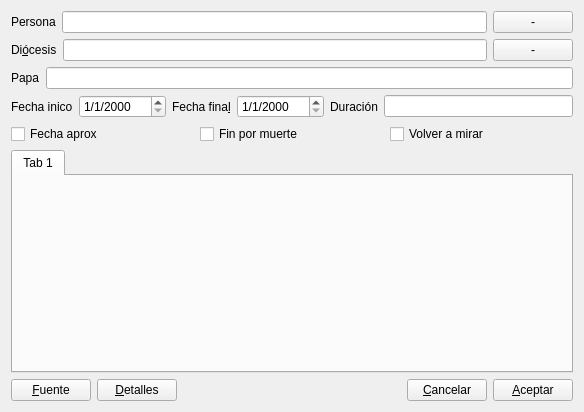
rogorido/qtpredicadores, file gui/dlgnuevoobispo.ui: the form before one commit.
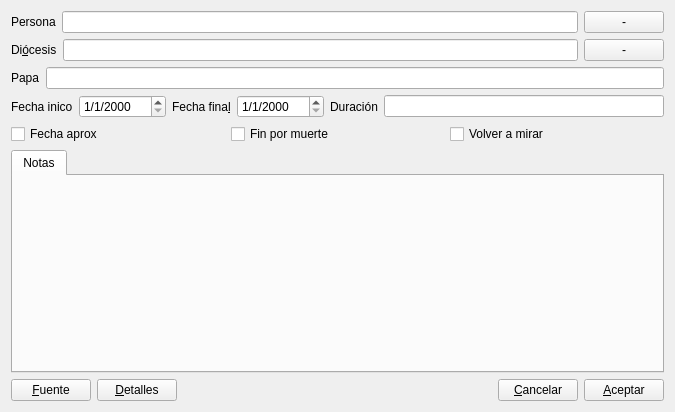
The form after the commit. Icons and pictures are not drawn. Custom widgets are drawn as their Qt base class.

```diff
--- a/gui/dlgnuevoobispo.ui
+++ b/gui/dlgnuevoobispo.ui
@@ -6,7 +6,7 @@
    <rect>
     <x>0</x>
     <y>0</y>
-    <width>584</width>
+    <width>675</width>
     <height>412</height>
    </rect>
   </property>
@@ -170,7 +170,7 @@
      </property>
      <widget class="QWidget" name="tab">
       <attribute name="title">
-       <string>Tab 1</string>
+       <string>Notas</string>
       </attribute>
       <layout class="QHBoxLayout" name="horizontalLayout_7">
        <item>
```
